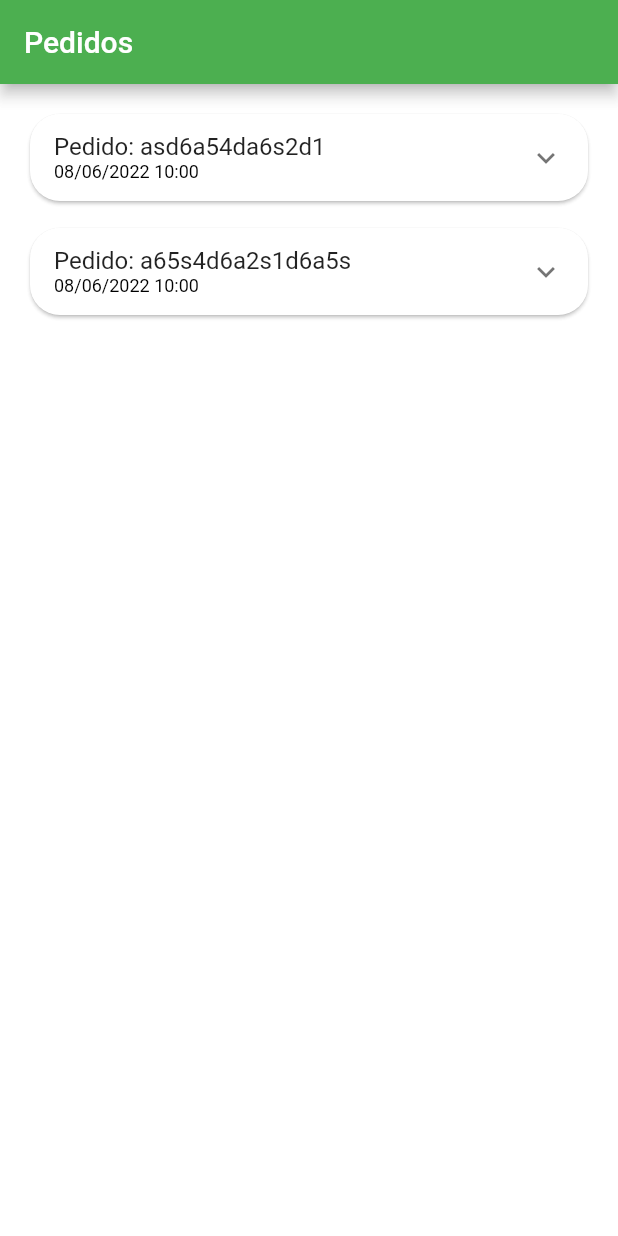
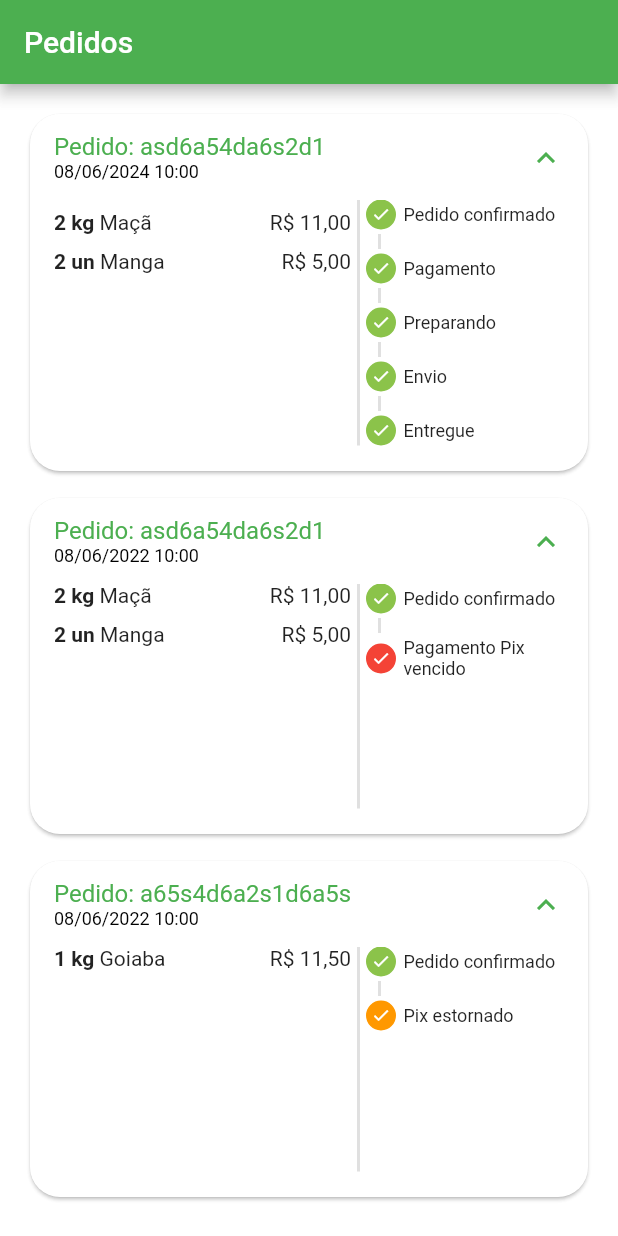
Before and after one commit to LuizMauro/flutter-mobile-shop, a Flutter app: the OrdersTab screen opened directly, on a phone screen of 412 x 824 dp. Run offline on Flutter 3.47's test engine with Material 2 defaults, Android fonts, the phone set to English and light mode, and no system bars; our stand-ins replace animated_text_kit, badges, mask_text_input_formatter.

Commit message:
added order status component

```diff
--- a/lib/src/config/app_data.dart
+++ b/lib/src/config/app_data.dart
@@ -101,6 +101,29 @@ UserModel user = UserModel(
 );
 
 List<OrderModel> orders = [
+  OrderModel(
+    copyAndPaste: 'q1w2e3r4t5y6',
+    createdDateTime: DateTime.parse(
+      '2024-06-08 10:00:10.458',
+    ),
+    overdueDateTime: DateTime.parse(
+      '2024-06-08 11:00:10.458',
+    ),
+    id: 'asd6a54da6s2d1',
+    status: 'delivered',
+    total: 11.0,
+    items: [
+      CartItemModel(
+        item: apple,
+        quantity: 2,
+      ),
+      CartItemModel(
+        item: mango,
+        quantity: 2,
+      ),
+    ],
+  ),
+
   // Pedido 01
   OrderModel(
     copyAndPaste: 'q1w2e3r4t5y6',
@@ -135,7 +158,7 @@ List<OrderModel> orders = [
       '2022-06-08 11:00:10.458',
     ),
     id: 'a65s4d6a2s1d6a5s',
-    status: 'delivered',
+    status: 'refunded',
     total: 11.5,
     items: [
       CartItemModel(
--- /dev/null
+++ b/lib/src/pages/orders/components/order_status_widget.dart
@@ -0,0 +1,139 @@
+import 'package:flutter/material.dart';
+import 'package:teste/src/config/custom_colors.dart';
+
+class OrderStatusWidget extends StatelessWidget {
+  final String status;
+  final bool isOverdue;
+
+  final Map<String, int> allStatus = <String, int>{
+    'pending_payment': 0,
+    "refunded": 1,
+    "paid": 2,
+    'preparing_purchase': 3,
+    'shipping': 4,
+    'delivered': 5,
+  };
+
+  int get currentStatus => allStatus[status]!;
+
+  OrderStatusWidget({
+    super.key,
+    required this.status,
+    required this.isOverdue,
+  });
+
+  @override
+  Widget build(BuildContext context) {
+    return Column(
+      crossAxisAlignment: CrossAxisAlignment.start,
+      children: [
+        const _StatusDot(isActive: true, title: 'Pedido confirmado'),
+        const _CustomDivider(),
+        if (currentStatus == 1) ...[
+          const _StatusDot(
+            isActive: true,
+            title: 'Pix estornado',
+            backgroundColor: Colors.orange,
+          ),
+        ] else if (isOverdue) ...[
+          const _StatusDot(
+            isActive: true,
+            title: 'Pagamento Pix vencido',
+            backgroundColor: Colors.red,
+          ),
+        ] else ...[
+          _StatusDot(
+            isActive: currentStatus >= 2,
+            title: 'Pagamento',
+          ),
+          const _CustomDivider(),
+          _StatusDot(
+            isActive: currentStatus >= 3,
+            title: 'Preparando',
+          ),
+          const _CustomDivider(),
+          _StatusDot(
+            isActive: currentStatus >= 4,
+            title: 'Envio',
+          ),
+          const _CustomDivider(),
+          _StatusDot(
+            isActive: currentStatus >= 5,
+            title: 'Entregue',
+          )
+        ]
+      ],
+    );
+  }
+}
+
+class _CustomDivider extends StatelessWidget {
+  const _CustomDivider({super.key});
+
+  @override
+  Widget build(BuildContext context) {
+    return Container(
+      margin: const EdgeInsets.symmetric(horizontal: 8, vertical: 3),
+      height: 10,
+      width: 2,
+      color: Colors.grey.shade300,
+    );
+  }
+}
+
+class _StatusDot extends StatelessWidget {
+  final bool isActive;
+  final String title;
+  final Color? backgroundColor;
+
+  const _StatusDot({
+    super.key,
+    required this.isActive,
+    required this.title,
+    this.backgroundColor,
+  });
+
+  @override
+  Widget build(BuildContext context) {
+    return Row(
+      children: [
+        // Dot
+        Container(
+          alignment: Alignment.center,
+          height: 20,
+          width: 20,
+          decoration: BoxDecoration(
+            shape: BoxShape.circle,
+            border: Border.all(
+              color: isActive
+                  ? backgroundColor ?? CustomColors.customSwatchColor
+                  : CustomColors.customSwatchColor,
+            ),
+            color: isActive
+                ? backgroundColor ?? CustomColors.customSwatchColor
+                : Colors.transparent,
+          ),
+          child: isActive
+              ? const Icon(
+                  Icons.check,
+                  size: 13,
+                  color: Colors.white,
+                )
+              : const SizedBox.shrink(),
+        ),
+        const SizedBox(
+          width: 5,
+        ),
+        // Texto
+        Expanded(
+          child: Text(
+            title,
+            style: const TextStyle(
+              fontSize: 12,
+            ),
+          ),
+        ),
+      ],
+    );
+  }
+}
--- a/lib/src/pages/orders/components/order_tile.dart
+++ b/lib/src/pages/orders/components/order_tile.dart
@@ -3,6 +3,7 @@ import 'package:teste/src/models/cart_item_model.dart';
 import 'package:teste/src/models/order_model.dart';
 
 import '../../../services/utils_service.dart';
+import 'order_status_widget.dart';
 
 class OrderTile extends StatelessWidget {
   final OrderModel order;
@@ -21,6 +22,7 @@ class OrderTile extends StatelessWidget {
           dividerColor: Colors.transparent,
         ),
         child: ExpansionTile(
+          initiallyExpanded: true,
           title: Column(
             mainAxisSize: MainAxisSize.min,
             crossAxisAlignment: CrossAxisAlignment.start,
@@ -37,14 +39,16 @@ class OrderTile extends StatelessWidget {
           ),
           childrenPadding: const EdgeInsets.fromLTRB(16, 0, 16, 16),
           children: [
-            SizedBox(
-              height: 150,
+            IntrinsicHeight(
               child: Row(
                 children: [
+                  //Lista de produtos
                   Expanded(
                     flex: 3,
+                    child: SizedBox(
+                      height: 150,
                       child: ListView(
-                      physics: const BouncingScrollPhysics(),
+                        // physics: const BouncingScrollPhysics(),
                         children: order.items.map((orderItem) {
                           return _OrderItemWidget(
                             utilsServices: utilsServices,
@@ -53,9 +57,22 @@ class OrderTile extends StatelessWidget {
                         }).toList(),
                       ),
                     ),
+                  ),
+                  //Divider
+                  VerticalDivider(
+                    color: Colors.grey.shade300,
+                    thickness: 2,
+                    width: 10,
+                  ),
+                  //Status Pedido
                   Expanded(
                     flex: 2,
-                    child: Container(),
+                    child: OrderStatusWidget(
+                      status: order.status,
+                      isOverdue: order.overdueDateTime.isBefore(
+                        DateTime.now(),
+                      ),
+                    ),
                   ),
                 ],
               ),
```
Lines whose indentation alone changed are shown as unchanged.
